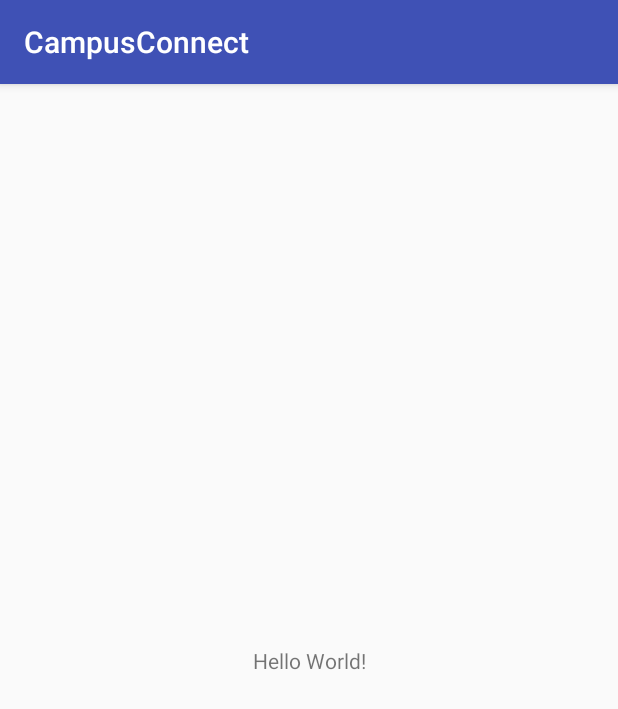
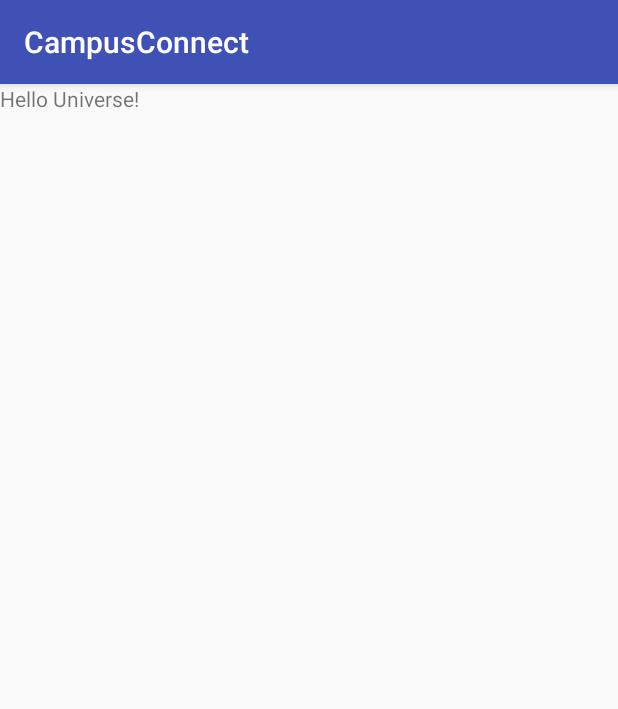
Before and after one commit to SidP919/CampusConnect, an Android app: the screen it shows after launch (MainActivity), on a phone screen of 412 x 824 dp. Shown: the top 709 px of the screen. Run offline under Robolectric (Android 15) with nearby library versions, the phone set to English and light mode, and no system bars.

Commit message:
Suraj: Test Commit

```diff
--- a/app/src/main/res/layout/activity_main.xml
+++ b/app/src/main/res/layout/activity_main.xml
@@ -1,18 +1,16 @@
 <?xml version="1.0" encoding="utf-8"?>
-<android.support.constraint.ConstraintLayout xmlns:android="http://schemas.android.com/apk/res/android"
+<LinearLayout
+    xmlns:android="http://schemas.android.com/apk/res/android"
     xmlns:app="http://schemas.android.com/apk/res-auto"
     xmlns:tools="http://schemas.android.com/tools"
     android:layout_width="match_parent"
     android:layout_height="match_parent"
+    android:orientation="vertical"
     tools:context=".MainActivity">
 
     <TextView
-        android:layout_width="wrap_content"
-        android:layout_height="wrap_content"
-        android:text="Hello World!"
-        app:layout_constraintBottom_toBottomOf="parent"
-        app:layout_constraintLeft_toLeftOf="parent"
-        app:layout_constraintRight_toRightOf="parent"
-        app:layout_constraintTop_toTopOf="parent" />
+        android:layout_width="match_parent"
+        android:layout_height="match_parent"
+        android:text="Hello Universe!"/>
 
-</android.support.constraint.ConstraintLayout>
+</LinearLayout>
```
